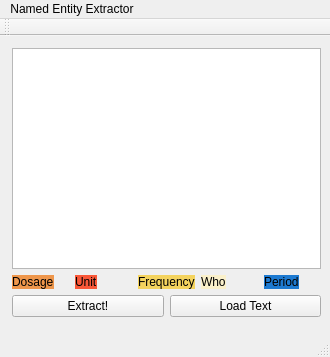
Old version of the form design.ui in the repository costimasca/pharmaceuticalNLP.
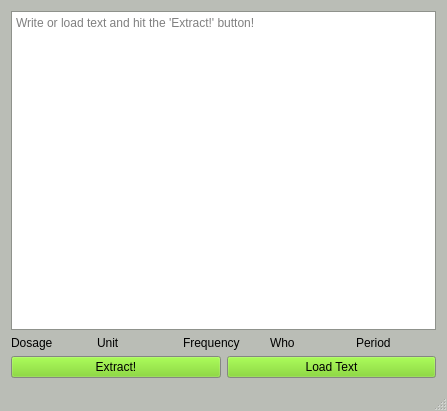
New version of the form.

```diff
--- a/design.ui
+++ b/design.ui
@@ -6,30 +6,147 @@
    <rect>
     <x>0</x>
     <y>0</y>
-    <width>330</width>
-    <height>357</height>
+    <width>447</width>
+    <height>411</height>
    </rect>
   </property>
+  <property name="palette">
+   <palette>
+    <active>
+     <colorrole role="Button">
+      <brush brushstyle="SolidPattern">
+       <color alpha="255">
+        <red>238</red>
+        <green>238</green>
+        <blue>236</blue>
+       </color>
+      </brush>
+     </colorrole>
+     <colorrole role="Light">
+      <brush brushstyle="SolidPattern">
+       <color alpha="255">
+        <red>52</red>
+        <green>101</green>
+        <blue>164</blue>
+       </color>
+      </brush>
+     </colorrole>
+     <colorrole role="Base">
+      <brush brushstyle="SolidPattern">
+       <color alpha="255">
+        <red>255</red>
+        <green>255</green>
+        <blue>255</blue>
+       </color>
+      </brush>
+     </colorrole>
+     <colorrole role="Window">
+      <brush brushstyle="SolidPattern">
+       <color alpha="255">
+        <red>186</red>
+        <green>189</green>
+        <blue>182</blue>
+       </color>
+      </brush>
+     </colorrole>
+    </active>
+    <inactive>
+     <colorrole role="Button">
+      <brush brushstyle="SolidPattern">
+       <color alpha="255">
+        <red>238</red>
+        <green>238</green>
+        <blue>236</blue>
+       </color>
+      </brush>
+     </colorrole>
+     <colorrole role="Light">
+      <brush brushstyle="SolidPattern">
+       <color alpha="255">
+        <red>52</red>
+        <green>101</green>
+        <blue>164</blue>
+       </color>
+      </brush>
+     </colorrole>
+     <colorrole role="Base">
+      <brush brushstyle="SolidPattern">
+       <color alpha="255">
+        <red>255</red>
+        <green>255</green>
+        <blue>255</blue>
+       </color>
+      </brush>
+     </colorrole>
+     <colorrole role="Window">
+      <brush brushstyle="SolidPattern">
+       <color alpha="255">
+        <red>186</red>
+        <green>189</green>
+        <blue>182</blue>
+       </color>
+      </brush>
+     </colorrole>
+    </inactive>
+    <disabled>
+     <colorrole role="Button">
+      <brush brushstyle="SolidPattern">
+       <color alpha="255">
+        <red>238</red>
+        <green>238</green>
+        <blue>236</blue>
+       </color>
+      </brush>
+     </colorrole>
+     <colorrole role="Light">
+      <brush brushstyle="SolidPattern">
+       <color alpha="255">
+        <red>52</red>
+        <green>101</green>
+        <blue>164</blue>
+       </color>
+      </brush>
+     </colorrole>
+     <colorrole role="Base">
+      <brush brushstyle="SolidPattern">
+       <color alpha="255">
+        <red>186</red>
+        <green>189</green>
+        <blue>182</blue>
+       </color>
+      </brush>
+     </colorrole>
+     <colorrole role="Window">
+      <brush brushstyle="SolidPattern">
+       <color alpha="255">
+        <red>186</red>
+        <green>189</green>
+        <blue>182</blue>
+       </color>
+      </brush>
+     </colorrole>
+    </disabled>
+   </palette>
+  </property>
   <property name="windowTitle">
    <string>MainWindow</string>
   </property>
   <widget class="QWidget" name="centralWidget">
-   <widget class="QWidget" name="">
-    <property name="geometry">
-     <rect>
-      <x>1</x>
-      <y>1</y>
-      <width>331</width>
-      <height>291</height>
-     </rect>
-    </property>
+   <layout class="QGridLayout" name="gridLayout">
+    <item row="0" column="0">
     <layout class="QVBoxLayout" name="verticalLayout_2">
      <item>
       <layout class="QVBoxLayout" name="verticalLayout">
        <item>
         <widget class="QTextEdit" name="textEdit">
          <property name="autoFillBackground">
-          <bool>false</bool>
+           <bool>true</bool>
+          </property>
+          <property name="lineWrapMode">
+           <enum>QTextEdit::WidgetWidth</enum>
+          </property>
+          <property name="placeholderText">
+           <string>Write or load text and hit the 'Extract!' button!</string>
          </property>
         </widget>
        </item>
@@ -38,7 +155,7 @@
          <item>
           <widget class="QLabel" name="label">
            <property name="text">
-            <string>&lt;html&gt;&lt;head/&gt;&lt;body&gt;&lt;p&gt;&lt;span style=&quot; background-color:#ee964b;&quot;&gt;Dosage&lt;/span&gt;&lt;/p&gt;&lt;/body&gt;&lt;/html&gt;</string>
+             <string>Dosage</string>
            </property>
            <property name="textFormat">
             <enum>Qt::RichText</enum>
@@ -48,7 +165,7 @@
          <item>
           <widget class="QLabel" name="label_2">
            <property name="text">
-            <string>&lt;html&gt;&lt;head/&gt;&lt;body&gt;&lt;p&gt;&lt;span style=&quot; background-color:#f95738;&quot;&gt;Unit&lt;/span&gt;&lt;/p&gt;&lt;/body&gt;&lt;/html&gt;</string>
+             <string>Unit</string>
            </property>
            <property name="textFormat">
             <enum>Qt::RichText</enum>
@@ -58,7 +175,7 @@
          <item>
           <widget class="QLabel" name="label_3">
            <property name="text">
-            <string>&lt;html&gt;&lt;head/&gt;&lt;body&gt;&lt;p&gt;&lt;span style=&quot; background-color:#f4d35e;&quot;&gt;Frequency&lt;/span&gt;&lt;/p&gt;&lt;/body&gt;&lt;/html&gt;</string>
+             <string>Frequency</string>
            </property>
            <property name="textFormat">
             <enum>Qt::RichText</enum>
@@ -68,7 +185,7 @@
          <item>
           <widget class="QLabel" name="label_4">
            <property name="text">
-            <string>&lt;html&gt;&lt;head/&gt;&lt;body&gt;&lt;p&gt;&lt;span style=&quot; background-color:#faf0ca;&quot;&gt;Who&lt;/span&gt;&lt;/p&gt;&lt;/body&gt;&lt;/html&gt;</string>
+             <string>Who</string>
            </property>
            <property name="textFormat">
             <enum>Qt::RichText</enum>
@@ -78,7 +195,7 @@
          <item>
           <widget class="QLabel" name="label_5">
            <property name="text">
-            <string>&lt;html&gt;&lt;head/&gt;&lt;body&gt;&lt;p&gt;&lt;span style=&quot; background-color:#1d7ad1;&quot;&gt;Period&lt;/span&gt;&lt;/p&gt;&lt;/body&gt;&lt;/html&gt;</string>
+             <string>Period</string>
            </property>
            <property name="textFormat">
             <enum>Qt::RichText</enum>
@@ -93,6 +210,43 @@
       <layout class="QHBoxLayout" name="horizontalLayout_2">
        <item>
         <widget class="QPushButton" name="pushButton">
+          <property name="palette">
+           <palette>
+            <active>
+             <colorrole role="Button">
+              <brush brushstyle="SolidPattern">
+               <color alpha="255">
+                <red>115</red>
+                <green>210</green>
+                <blue>22</blue>
+               </color>
+              </brush>
+             </colorrole>
+            </active>
+            <inactive>
+             <colorrole role="Button">
+              <brush brushstyle="SolidPattern">
+               <color alpha="255">
+                <red>115</red>
+                <green>210</green>
+                <blue>22</blue>
+               </color>
+              </brush>
+             </colorrole>
+            </inactive>
+            <disabled>
+             <colorrole role="Button">
+              <brush brushstyle="SolidPattern">
+               <color alpha="255">
+                <red>115</red>
+                <green>210</green>
+                <blue>22</blue>
+               </color>
+              </brush>
+             </colorrole>
+            </disabled>
+           </palette>
+          </property>
          <property name="text">
           <string>Extract!</string>
          </property>
@@ -100,6 +254,43 @@
        </item>
        <item>
         <widget class="QPushButton" name="pushButton_2">
+          <property name="palette">
+           <palette>
+            <active>
+             <colorrole role="Button">
+              <brush brushstyle="SolidPattern">
+               <color alpha="255">
+                <red>115</red>
+                <green>210</green>
+                <blue>22</blue>
+               </color>
+              </brush>
+             </colorrole>
+            </active>
+            <inactive>
+             <colorrole role="Button">
+              <brush brushstyle="SolidPattern">
+               <color alpha="255">
+                <red>115</red>
+                <green>210</green>
+                <blue>22</blue>
+               </color>
+              </brush>
+             </colorrole>
+            </inactive>
+            <disabled>
+             <colorrole role="Button">
+              <brush brushstyle="SolidPattern">
+               <color alpha="255">
+                <red>115</red>
+                <green>210</green>
+                <blue>22</blue>
+               </color>
+              </brush>
+             </colorrole>
+            </disabled>
+           </palette>
+          </property>
          <property name="text">
           <string>Load Text</string>
          </property>
@@ -108,31 +299,8 @@
       </layout>
      </item>
     </layout>
-   </widget>
-  </widget>
-  <widget class="QMenuBar" name="menuBar">
-   <property name="geometry">
-    <rect>
-     <x>0</x>
-     <y>0</y>
-     <width>330</width>
-     <height>22</height>
-    </rect>
-   </property>
-   <widget class="QMenu" name="menuNamed_Entity_Extractor">
-    <property name="title">
-     <string>Named Entity Extractor</string>
-    </property>
-   </widget>
-   <addaction name="menuNamed_Entity_Extractor"/>
-  </widget>
-  <widget class="QToolBar" name="mainToolBar">
-   <attribute name="toolBarArea">
-    <enum>TopToolBarArea</enum>
-   </attribute>
-   <attribute name="toolBarBreak">
-    <bool>false</bool>
-   </attribute>
+    </item>
+   </layout>
   </widget>
   <widget class="QStatusBar" name="statusBar"/>
  </widget>
```
Left out of the diff: 2 changed lines with no effect on the pictures. Lines whose indentation alone changed are shown as unchanged.
